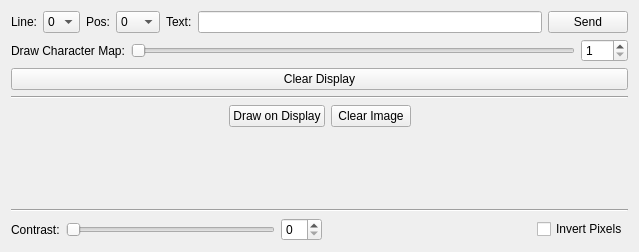
Qt form src/brickv/plugin_system/plugins/oled_128x64_v2/ui/oled_128x64_v2.ui (Tinkerforge/brickv) before a commit.
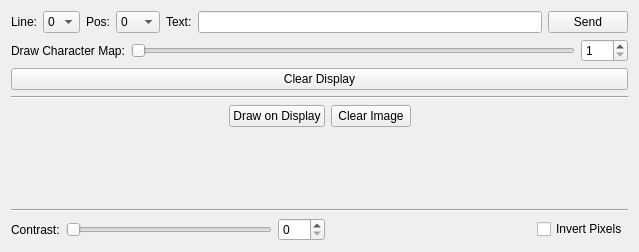
The same form after that commit.

Commit message: Use correct max contrast value in gui

The edit to the form file:
```diff
--- a/src/brickv/plugin_system/plugins/oled_128x64_v2/ui/oled_128x64_v2.ui
+++ b/src/brickv/plugin_system/plugins/oled_128x64_v2/ui/oled_128x64_v2.ui
@@ -347,7 +347,7 @@
      <item>
       <widget class="QSlider" name="contrast_slider">
        <property name="maximum">
-        <number>63</number>
+        <number>255</number>
        </property>
        <property name="orientation">
         <enum>Qt::Horizontal</enum>
@@ -357,7 +357,7 @@
      <item>
       <widget class="QSpinBox" name="contrast_spin">
        <property name="maximum">
-        <number>63</number>
+        <number>255</number>
        </property>
       </widget>
      </item>
```
